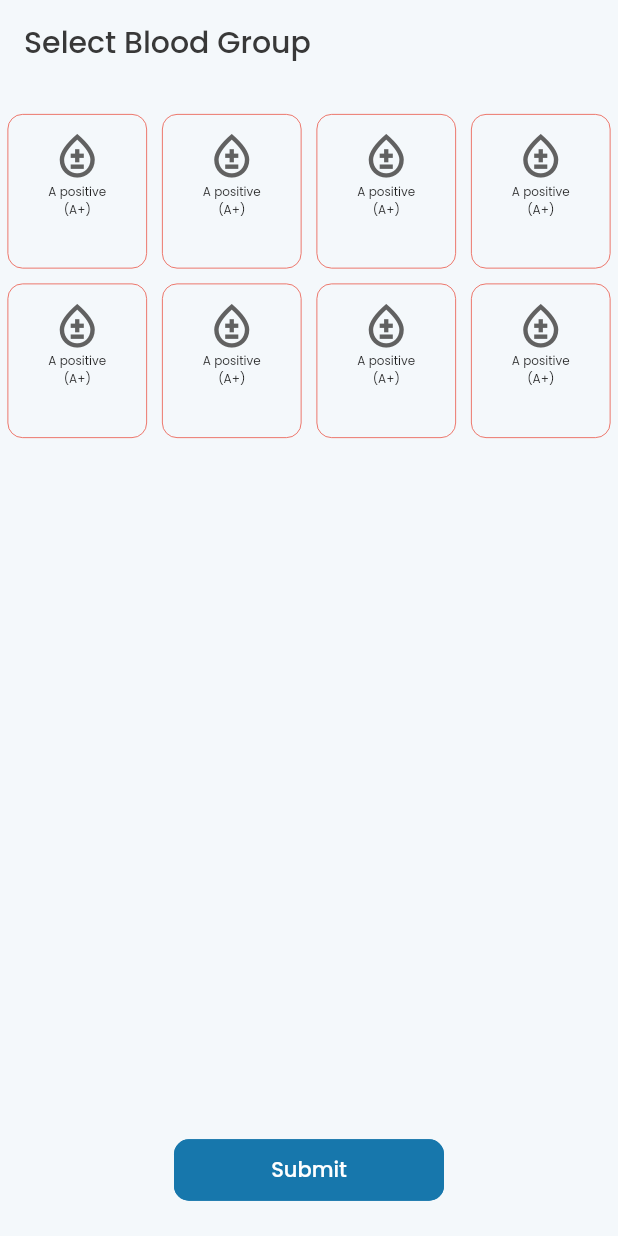
After one commit to nagendrainvweb/connectingLife, a Flutter app: the BloodGroupPage screen opened directly, on a phone screen of 412 x 824 dp. The commit adds this screen. Run offline on Flutter 3.47's test engine with Material 2 defaults, Android fonts, the phone set to English and light mode, and no system bars; our stand-ins replace get_it, google_fonts, introduction_screen, stacked_services.

Commit message:
blood type

```diff
--- /dev/null
+++ b/clife/lib/screens/blood_type/blood_type_page.dart
@@ -0,0 +1,96 @@
+import 'package:clife/app_widget/button_widget.dart';
+import 'package:clife/util/app_color.dart';
+import 'package:flutter/material.dart';
+
+class BloodGroupPage extends StatefulWidget {
+  const BloodGroupPage({Key key}) : super(key: key);
+
+  @override
+  _BloodGroupPageState createState() => _BloodGroupPageState();
+}
+
+class _BloodGroupPageState extends State<BloodGroupPage> {
+  @override
+  Widget build(BuildContext context) {
+    return Scaffold(
+      backgroundColor: AppColors.backgroundColor,
+      appBar: AppBar(
+        brightness: Brightness.light,
+        iconTheme: IconThemeData(
+          color: AppColors.textColor,
+        ),
+        title: Text(
+          "Select Blood Group",
+          style: TextStyle(color: AppColors.textColor),
+        ),
+        backgroundColor: Colors.transparent,
+        elevation: 0,
+      ),
+      body: Column(
+        children: [
+          SizedBox(
+            height: 20,
+          ),
+          Expanded(
+            child: GridView.builder(
+              itemCount: 8,
+              gridDelegate:
+                  SliverGridDelegateWithFixedCrossAxisCount
+                  (crossAxisCount: 4,
+                  //  crossAxisSpacing: 3,
+                  mainAxisSpacing: 10,
+                  ),
+              itemBuilder: (BuildContext context, int index) {
+                return Container(
+                  margin: EdgeInsets.symmetric(
+                    horizontal: 5,
+                    // vertical: 10,
+                  ),
+                  child: Container(
+                    padding: EdgeInsets.only(
+                      top: 10,
+                    ),
+                    // margin: EdgeInsets.symmetric(
+                    //   horizontal: 5,
+                    //   vertical: 5,
+                    // ),
+                    decoration: BoxDecoration(
+                      borderRadius: BorderRadius.circular(10),
+                      border: Border.all(
+                        color: AppColors.mainColor,
+                        width: 0.5,
+                      ),
+                    ),
+                    child: Column(
+                      children: [
+                        Icon(
+                          Icons.bloodtype_outlined,
+                          color: AppColors.grey700,
+                          size: 35,
+                        ),
+                        Text(
+                          "A positive\n(A+)",
+                          textAlign: TextAlign.center,
+                          style: TextStyle(
+                            fontSize: 8,
+                          ),
+                        ),
+                      ],
+                    ),
+                  ),
+                );
+              },
+            ),
+          ),
+          SizedBox(height: 20,),
+          ButtonView(
+            buttonText: "Submit",
+            color: AppColors.buttonColor,
+            onPressed: (){},
+          ),
+          SizedBox(height: 20,),
+        ],
+      ),
+    );
+  }
+}
--- a/clife/lib/screens/register_page/register_page.dart
+++ b/clife/lib/screens/register_page/register_page.dart
@@ -1,6 +1,8 @@
 import 'package:clife/app_widget/app_textfield.dart';
 import 'package:clife/app_widget/button_widget.dart';
+import 'package:clife/screens/blood_type/blood_type_page.dart';
 import 'package:clife/util/app_color.dart';
+import 'package:clife/util/utility.dart';
 import 'package:flutter/material.dart';
 
 class RegisterPage extends StatefulWidget {
@@ -118,7 +120,7 @@ class _RegisterPageState extends State<RegisterPage> {
                   mainAxisAlignment: MainAxisAlignment.start,
                   children: [
                     Padding(
-                      padding: const EdgeInsets.only(left:8.0),
+                      padding: const EdgeInsets.only(left: 8.0),
                       child: Text(
                         "Gender",
                       ),
@@ -133,7 +135,6 @@ class _RegisterPageState extends State<RegisterPage> {
                                 child: RadioListTile(
                                   value: 0,
                                   groupValue: _genderGroupValue,
-
                                   title: Text("Male"),
                                   onChanged: (newValue) => setState(
                                       () => _genderGroupValue = newValue),
@@ -170,7 +171,7 @@ class _RegisterPageState extends State<RegisterPage> {
                   mainAxisAlignment: MainAxisAlignment.start,
                   children: [
                     Padding(
-                        padding: const EdgeInsets.only(left:8.0),
+                      padding: const EdgeInsets.only(left: 8.0),
                       child: Text(
                         "Are you a regular blood donor ?",
                       ),
@@ -215,7 +216,7 @@ class _RegisterPageState extends State<RegisterPage> {
               // SizedBox(
               //   height: 10,
               // ),
- SizedBox(
+              SizedBox(
                 height: 12,
               ),
               Container(
@@ -224,7 +225,7 @@ class _RegisterPageState extends State<RegisterPage> {
                   mainAxisAlignment: MainAxisAlignment.start,
                   children: [
                     Padding(
-                         padding: const EdgeInsets.only(left:8.0),
+                      padding: const EdgeInsets.only(left: 8.0),
                       child: Text(
                         "Smoking",
                       ),
@@ -275,7 +276,7 @@ class _RegisterPageState extends State<RegisterPage> {
                   mainAxisAlignment: MainAxisAlignment.start,
                   children: [
                     Padding(
-                         padding: const EdgeInsets.only(left:8.0),
+                      padding: const EdgeInsets.only(left: 8.0),
                       child: Text(
                         "Alcohol",
                       ),
@@ -326,7 +327,7 @@ class _RegisterPageState extends State<RegisterPage> {
                   mainAxisAlignment: MainAxisAlignment.start,
                   children: [
                     Padding(
-                       padding: const EdgeInsets.only(left:8.0),
+                      padding: const EdgeInsets.only(left: 8.0),
                       child: Text(
                         "Veg/Non Veg",
                       ),
@@ -377,7 +378,7 @@ class _RegisterPageState extends State<RegisterPage> {
                   mainAxisAlignment: MainAxisAlignment.start,
                   children: [
                     Padding(
-                        padding: const EdgeInsets.only(left:8.0),
+                      padding: const EdgeInsets.only(left: 8.0),
                       child: Text(
                         "Any Medical History",
                       ),
@@ -420,13 +421,15 @@ class _RegisterPageState extends State<RegisterPage> {
                 ),
               ),
 
-              SizedBox(height: 30,),
+              SizedBox(
+                height: 30,
+              ),
               ButtonView(
                 buttonText: "Continue",
                 textColor: AppColors.whiteColor,
                 color: AppColors.buttonColor,
-                onPressed: (){
-
+                onPressed: () {
+                  Utility.pushToNext(context, BloodGroupPage());
                 },
               )
             ],
```
